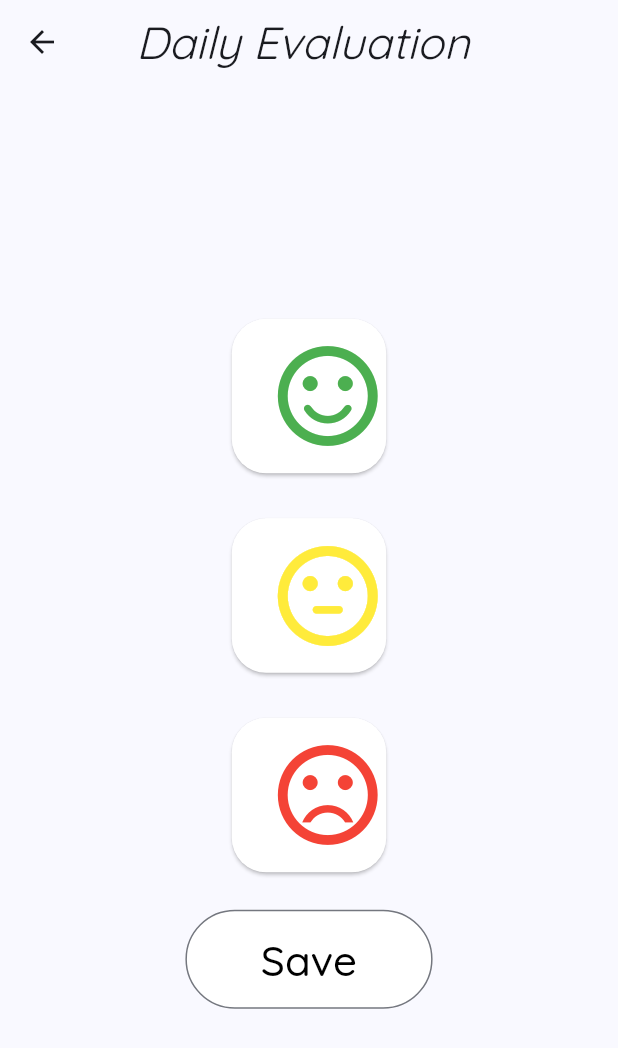
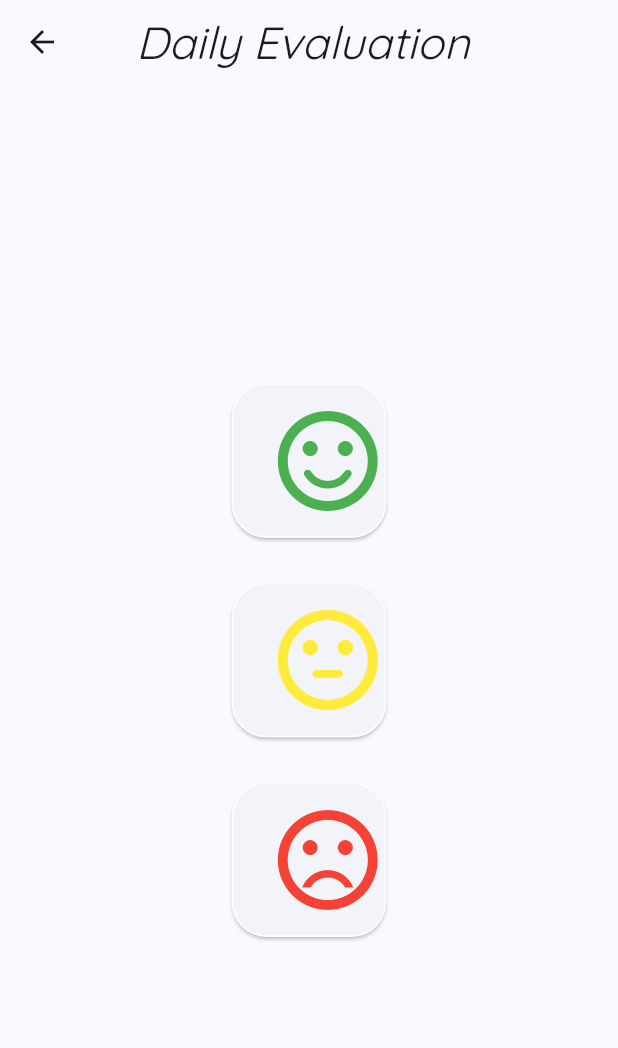
Before and after one commit to ellenritterbusch/urinary_incontinence_application, a Flutter app: the DailyEvaluationPage screen opened directly, on a phone screen of 412 x 824 dp. Shown: the top 1048 px of the screen. Run offline on Flutter 3.47's test engine with Material 3 defaults, Android fonts, the light colour scheme and no system bars; our stand-ins replace flutter_blue_plus, google_fonts, sqflite, table_calendar; accounts and stored records are empty.

Commit message:
prettier evaluation page

```diff
--- a/lib/BladderDiary/DailyEvaluationPage/DailyEvaluationPage.dart
+++ b/lib/BladderDiary/DailyEvaluationPage/DailyEvaluationPage.dart
@@ -1,5 +1,3 @@
-//import 'dart:ffi';
-
 import 'package:flutter/material.dart';
 import 'package:urinary_incontinence_application/BladderDiary/DailyEvaluationPage/EvaluationButton.dart';
 import 'package:urinary_incontinence_application/Database/DatabaseModel.dart';
@@ -26,7 +24,6 @@ class _DailyEvaluationPageState extends State<DailyEvaluationPage> {
     }
 
 
-
   //ATTRIBUTES FOR DAILY EVALUATION
 
   String dailyEvaluationMemo =''; //Initialize a memo string to be filled out later
@@ -36,7 +33,7 @@ class _DailyEvaluationPageState extends State<DailyEvaluationPage> {
   bool goodDay = false; //Used for color of green button
   bool mehDay = false; //Used for color of yellow button
   bool badDay = false; //Used for color of red button
-  Color saveButtonColor = kDefaultIconLightColor; //Used for color of  save button, defined below.
+  //Color saveButtonColor = Colors.grey; //Used for color of  save button, defined below.
 
 
   DatabaseModel databaseModelDE = DatabaseModel(0,'',today);
@@ -45,19 +42,7 @@ class _DailyEvaluationPageState extends State<DailyEvaluationPage> {
 
   @override
   Widget build(BuildContext context) {
-//Defining the color of the save button based on selected daily evaluation.
-     if (goodDay){
-    saveButtonColor = Colors.green;
-  }
-  else if (mehDay){
-    saveButtonColor = Colors.yellow;
-  }
-  else if (badDay){
-    saveButtonColor = Colors.red;
-  }
-  else (){
-    saveButtonColor = kDefaultIconLightColor;
-  };
+
 
     void submit(){ //Method used to save user input for memo and close window. Called when 'Submit' button is pressed.
   Navigator.of(context).pop(controller.text);
@@ -102,8 +87,8 @@ class _DailyEvaluationPageState extends State<DailyEvaluationPage> {
                 EvaluationButton(
                           //green button
                   yourIcon: Icons.sentiment_satisfied_rounded,
-                  iconcolor: goodDay? Colors.black: Colors.green,
-                  backgroundcolor: goodDay? Colors.green: kDefaultIconLightColor,
+                  iconcolor: Colors.green,
+                  bordercolor: goodDay? Colors.green: kDefaultIconLightColor,
                 onPressed: (){
                   setState(() {
                     isVisible = true;
@@ -114,8 +99,8 @@ class _DailyEvaluationPageState extends State<DailyEvaluationPage> {
                 }),
                 EvaluationButton(
                   yourIcon: Icons.sentiment_neutral_rounded,
-                  iconcolor: mehDay ? Colors.black: Colors.yellow,
-                  backgroundcolor: mehDay? Colors.yellow: kDefaultIconLightColor,
+                  iconcolor: Colors.yellow,
+                  bordercolor: mehDay? Colors.yellow: kDefaultIconLightColor,
                 onPressed: (){
                   setState(() {
                     isVisible = true;
@@ -126,8 +111,8 @@ class _DailyEvaluationPageState extends State<DailyEvaluationPage> {
                 }),
                 EvaluationButton(
                   yourIcon: Icons.sentiment_dissatisfied_outlined,
-                  iconcolor: badDay? Colors.black: Colors.red,
-                  backgroundcolor: badDay? Colors.red: kDefaultIconLightColor,
+                  iconcolor: Colors.red,
+                  bordercolor: badDay? Colors.red: kDefaultIconLightColor,
                 onPressed: (){
                   setState(() {
                     isVisible = true;
@@ -137,7 +122,8 @@ class _DailyEvaluationPageState extends State<DailyEvaluationPage> {
                   });
                 }),
 
-                //save button//
+                ////Save button////
+                if ((goodDay) | (mehDay) | (badDay))
                 Padding(
                   padding: const EdgeInsets.all(10.0),
                   child: OutlinedButton(
@@ -149,12 +135,18 @@ class _DailyEvaluationPageState extends State<DailyEvaluationPage> {
                     },
                     style: OutlinedButton.styleFrom(
                       fixedSize: Size(MediaQuery.of(context).size.width * 0.40, MediaQuery.of(context).size.height * 0.08),
-                       backgroundColor: saveButtonColor,),
-                    child: Text('Save', style: TextStyle(color: Colors.black, fontSize: 28),),
+                       shape: RoundedRectangleBorder(
+                        borderRadius: BorderRadius.circular(20))),
+                    child: Text('Save', style:
+                    TextStyle(
+                      color: Colors.black, fontSize: 28),),
                         ),
                 ),
                 ]),
-    ///Button to open textfield for memo. Invisible until the user has chosen one of the three icons. Needs to be repositioned.
+
+
+    ///Button to open textfield for memo.
+    ///Invisible until the user has chosen one of the three icons.
         floatingActionButton:
           Visibility(visible: isVisible,
             child:  ElevatedButton(
--- a/lib/BladderDiary/DailyEvaluationPage/EvaluationButton.dart
+++ b/lib/BladderDiary/DailyEvaluationPage/EvaluationButton.dart
@@ -3,14 +3,12 @@ import 'package:urinary_incontinence_application/BladderDiary/DailyEvaluationPag
 
 class EvaluationButton extends StatefulWidget {
   final Color iconcolor;
-  final Color backgroundcolor;
+  final Color bordercolor;
   final IconData yourIcon;
-  //final bool visibility;
   final Function() onPressed;
-  //final int dailyEvaluation;
 
 
-  const EvaluationButton({required this.iconcolor, required this.backgroundcolor, required this.yourIcon, required this.onPressed});
+  const EvaluationButton({required this.iconcolor, required this.bordercolor, required this.yourIcon, required this.onPressed});
 
 @override
 _EvaluationButtonState createState() => _EvaluationButtonState();
@@ -29,9 +27,9 @@ class _EvaluationButtonState extends State<EvaluationButton> {
         child: ElevatedButton(
           onPressed: widget.onPressed,
          style:  ElevatedButton.styleFrom(
-          backgroundColor: widget.backgroundcolor,
-
-
+            side: BorderSide(
+              color: widget.bordercolor
+          ),
           fixedSize: Size(MediaQuery.of(context).size.width * 0.25, MediaQuery.of(context).size.width * 0.25),
           shape: RoundedRectangleBorder(
                borderRadius: BorderRadius.circular(23))),
```
